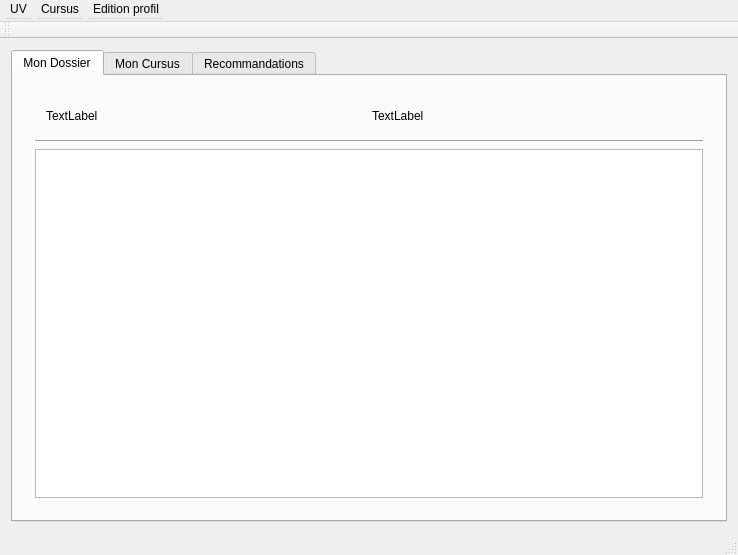
The window that window/mainwindow.ui (roddehugo/utprofiler) describes before a commit, drawn with Qt 5.
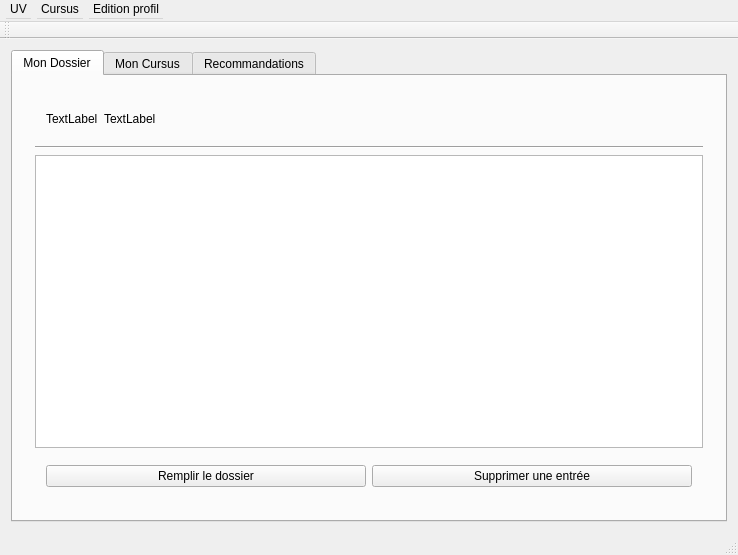
The same window after the commit.

Diff of the .ui file:
```diff
--- a/window/mainwindow.ui
+++ b/window/mainwindow.ui
@@ -56,6 +56,19 @@
                   </property>
                  </widget>
                 </item>
+                <item row="0" column="2">
+                 <spacer name="horizontalSpacer">
+                  <property name="orientation">
+                   <enum>Qt::Horizontal</enum>
+                  </property>
+                  <property name="sizeHint" stdset="0">
+                   <size>
+                    <width>40</width>
+                    <height>20</height>
+                   </size>
+                  </property>
+                 </spacer>
+                </item>
                </layout>
               </widget>
              </item>
@@ -67,7 +80,27 @@
               </widget>
              </item>
              <item>
-              <widget class="QTableView" name="tableView"/>
+              <widget class="QTableView" name="afficheDossier"/>
+             </item>
+             <item>
+              <widget class="QWidget" name="widget_5" native="true">
+               <layout class="QGridLayout" name="gridLayout_3">
+                <item row="0" column="0">
+                 <widget class="QPushButton" name="remplirDossier">
+                  <property name="text">
+                   <string>Remplir le dossier</string>
+                  </property>
+                 </widget>
+                </item>
+                <item row="0" column="1">
+                 <widget class="QPushButton" name="pushButton_2">
+                  <property name="text">
+                   <string>Supprimer une entrée</string>
+                  </property>
+                 </widget>
+                </item>
+               </layout>
+              </widget>
              </item>
             </layout>
            </widget>
@@ -208,7 +241,7 @@
               <widget class="QWidget" name="widget_2" native="true">
                <layout class="QVBoxLayout" name="verticalLayout_7">
                 <item>
-                 <widget class="QPushButton" name="pushButton_2">
+                 <widget class="QPushButton" name="exigerUV">
                   <property name="text">
                    <string>Exiger cette UV</string>
                   </property>
```
Left out of the diff: 10 changed lines with no effect on the pictures.
